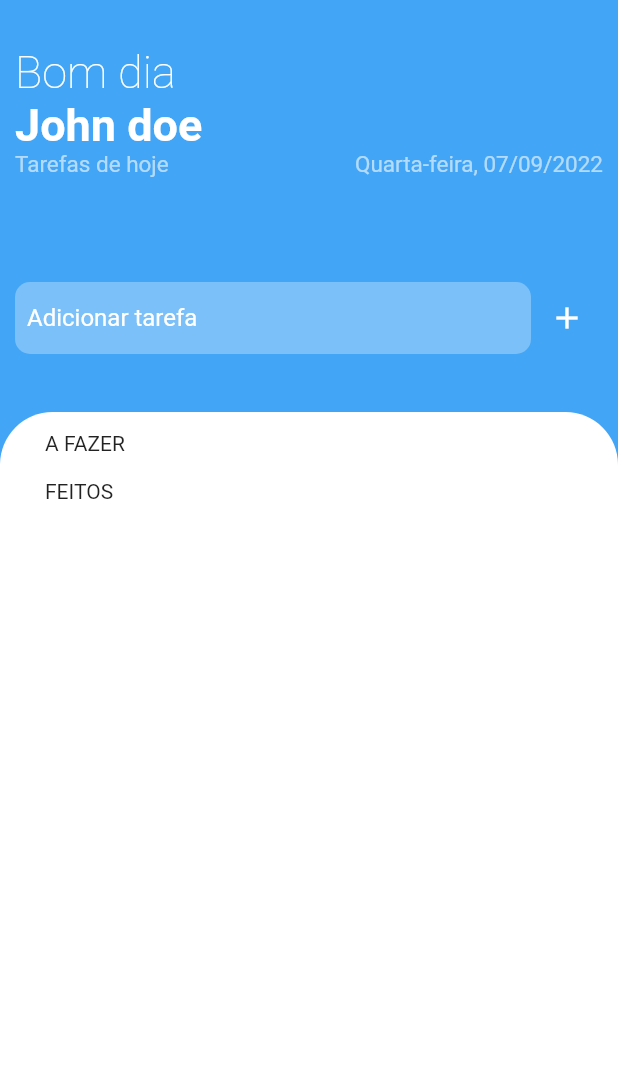
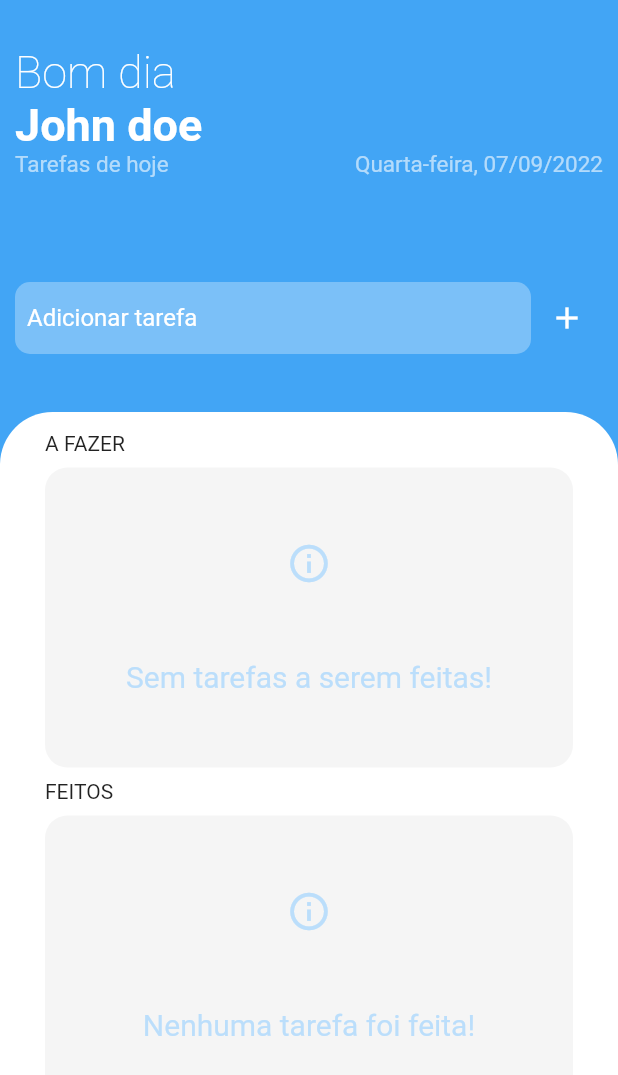
Before and after one commit to jaymeco/Flutter-Todo-List, a Flutter app: the screen it shows after launch, on a phone screen of 412 x 824 dp. Shown: the top 1075 px of the screen. Run offline on Flutter 3.47's test engine with Material 2 defaults, Android fonts, the phone set to English and light mode, and no system bars.

Commit message:
refactor(lib/screens/Home): Utiliza content placeholder na listagem de tarefas.

```diff
--- a/lib/screens/Home/index.dart
+++ b/lib/screens/Home/index.dart
@@ -1,4 +1,5 @@
 import 'package:flutter/material.dart';
+import 'package:todo_list/widgets/ContentPlaceholder/index.dart';
 import '../../widgets/TaskCard/index.dart';
 import './styles.dart';
 
@@ -114,6 +115,9 @@ class _HomePageWidget extends State<HomePageWidget> {
                                 padding: EdgeInsets.symmetric(vertical: 8),
                                 child: Text('A FAZER'),
                               ),
+                              if (undoneTasks.isEmpty)
+                                ContentPlaceholderWidget(
+                                    label: 'Sem tarefas a serem feitas!'),
                               Column(
                                 children: [
                                   for (var task in undoneTasks)
@@ -127,6 +131,9 @@ class _HomePageWidget extends State<HomePageWidget> {
                                 padding: EdgeInsets.symmetric(vertical: 8),
                                 child: Text('FEITOS'),
                               ),
+                              if (doneTasks.isEmpty)
+                                ContentPlaceholderWidget(
+                                    label: 'Nenhuma tarefa foi feita!'),
                               Column(
                                 children: [
                                   for (var task in doneTasks)
```
